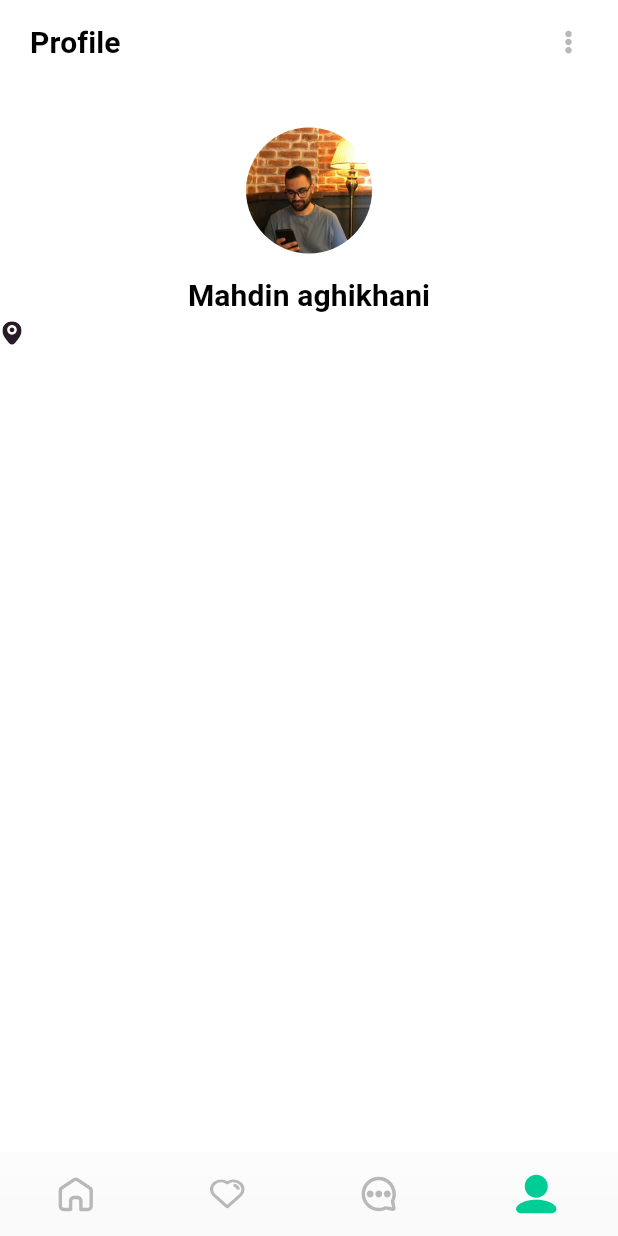
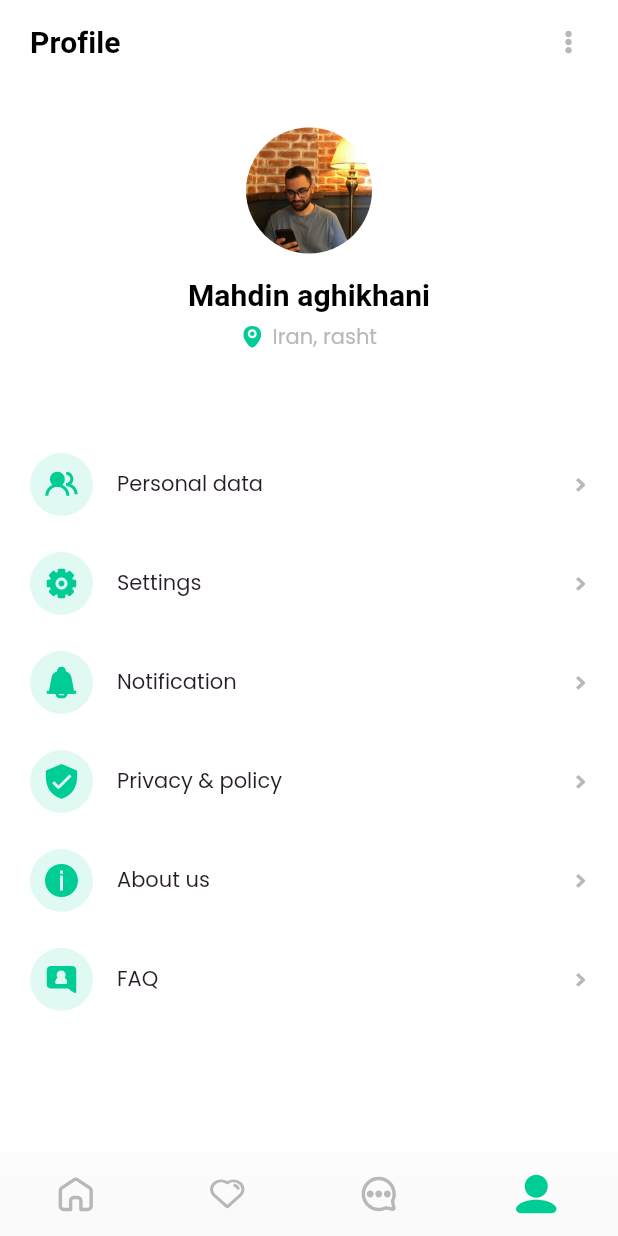
Before and after one commit to mahdinaghikhanii/realestate, a Flutter app: the screen it shows after launch, item 4 of the bottom bar chosen, on a phone screen of 412 x 824 dp. Run offline on Flutter 3.47's test engine with Material 2 defaults, Android fonts, the phone set to English and light mode, and no system bars; our stand-ins replace flutter_svg, loading_animation_widget.

Commit message:
finishid UI Profile

```diff
--- a/lib/config/constans.dart
+++ b/lib/config/constans.dart
@@ -0,0 +1 @@
+class Constans {}
--- a/lib/config/theme.dart
+++ b/lib/config/theme.dart
@@ -4,9 +4,14 @@ class ThemeConfig {
   static ThemeData themeData(bool isDarkTheme, context) {
     return ThemeData(
         splashColor: Colors.transparent,
+        iconTheme: const IconThemeData(color: Color(0xFF00CC96)),
         highlightColor: Colors.transparent,
         hoverColor: Colors.transparent,
         textTheme: TextTheme(
+          bodyText2: const TextStyle(
+              color: Color(0xFF271B27),
+              fontWeight: FontWeight.w500,
+              fontFamily: "Poppins"),
           subtitle2: TextStyle(
               color: isDarkTheme ? Colors.black : Colors.white,
               fontWeight: FontWeight.bold,
--- /dev/null
+++ b/lib/module/widgets/buildstyle.dart
@@ -0,0 +1,65 @@
+import 'package:flutter/material.dart';
+import 'package:flutter_svg/flutter_svg.dart';
+
+import '../extention/extention.dart';
+
+class BuildListTile extends StatelessWidget {
+  const BuildListTile(
+      {Key? key,
+      required this.visibilityArrowIcons,
+      required this.ontap,
+      required this.color,
+      required this.icon,
+      required this.title,
+      required this.trailing})
+      : super(key: key);
+  final String title, trailing;
+  final String icon;
+  final Color color;
+  final bool visibilityArrowIcons;
+  final Function() ontap;
+  @override
+  Widget build(BuildContext context) {
+    var borderRadius = const BorderRadius.all(Radius.circular(32));
+    return Padding(
+      padding: const EdgeInsets.only(bottom: 10),
+      child: ListTile(
+          shape: RoundedRectangleBorder(borderRadius: borderRadius),
+          contentPadding: const EdgeInsets.all(0),
+          leading: Container(
+            width: 42,
+            height: 42,
+            decoration: BoxDecoration(
+                shape: BoxShape.circle, color: color.withAlpha(30)),
+            child: Center(
+              child: SvgPicture.asset(
+                icon,
+                color: color,
+              ),
+            ),
+          ),
+          title: Text(title, style: context.textTheme.bodyText2),
+          trailing: SizedBox(
+            width: 90,
+            child: Row(
+              mainAxisAlignment: MainAxisAlignment.spaceBetween,
+              children: [
+                Text(trailing,
+                    style: context.textTheme.headline6
+                        ?.copyWith(color: Colors.grey.shade600, fontSize: 15)),
+                Visibility(
+                  visible: visibilityArrowIcons,
+                  child: SvgPicture.asset(
+                    "assets/svg/right.svg",
+                    width: 10,
+                    height: 10,
+                    color: const Color(0xFFB8B8B8),
+                  ),
+                ),
+              ],
+            ),
+          ),
+          onTap: ontap),
+    );
+  }
+}
--- a/lib/views/bottom_navigation_screan/user_profile.dart
+++ b/lib/views/bottom_navigation_screan/user_profile.dart
@@ -1,6 +1,8 @@
 import 'package:flutter/material.dart';
 import 'package:flutter_svg/flutter_svg.dart';
 import 'package:realestate/module/extention/extention.dart';
+
+import '../../module/widgets/buildstyle.dart';
 
 class UserProfile extends StatelessWidget {
   const UserProfile({Key? key}) : super(key: key);
@@ -33,7 +35,9 @@ class UserProfile extends StatelessWidget {
           title: Padding(
               padding: const EdgeInsets.only(left: 20),
               child: Text("Profile", style: context.textTheme.subtitle2))),
-      body: Column(
+      body: Padding(
+        padding: const EdgeInsets.symmetric(horizontal: 20),
+        child: Column(
           children: [
             const SizedBox(height: 27),
             const Center(
@@ -55,11 +59,69 @@ class UserProfile extends StatelessWidget {
             Text("Mahdin aghikhani", style: context.textTheme.subtitle2),
             const SizedBox(height: 6),
             Row(
+              mainAxisAlignment: MainAxisAlignment.center,
               children: [
-              SvgPicture.asset("assets/svg/location.svg", width: 16, height: 16)
+                SvgPicture.asset("assets/svg/location.svg",
+                    width: 15, height: 15, color: const Color(0xFF00CC96)),
+                const SizedBox(width: 6),
+                const Text('Iran, rasht',
+                    style: TextStyle(
+                        color: Color(0xFFB8B8B8),
+                        fontSize: 14,
+                        fontFamily: "Poppins"))
               ],
+            ),
+            const SizedBox(height: 60),
+            BuildListTile(
+              color: const Color(0xFF00CC96),
+              icon: "assets/svg/users_settings.svg",
+              ontap: () {},
+              trailing: '',
+              title: 'Personal data',
+              visibilityArrowIcons: true,
+            ),
+            BuildListTile(
+              color: const Color(0xFF00CC96),
+              icon: "assets/svg/setting.svg",
+              ontap: () {},
+              trailing: '',
+              title: 'Settings',
+              visibilityArrowIcons: true,
+            ),
+            BuildListTile(
+              color: const Color(0xFF00CC96),
+              icon: "assets/svg/notification.svg",
+              ontap: () {},
+              trailing: '',
+              title: 'Notification',
+              visibilityArrowIcons: true,
+            ),
+            BuildListTile(
+              color: const Color(0xFF00CC96),
+              icon: "assets/svg/shield.svg",
+              ontap: () {},
+              trailing: '',
+              title: 'Privacy & policy',
+              visibilityArrowIcons: true,
+            ),
+            BuildListTile(
+              color: const Color(0xFF00CC96),
+              icon: "assets/svg/info.svg",
+              ontap: () {},
+              trailing: '',
+              title: 'About us',
+              visibilityArrowIcons: true,
+            ),
+            BuildListTile(
+              color: const Color(0xFF00CC96),
+              icon: "assets/svg/faq.svg",
+              ontap: () {},
+              trailing: '',
+              title: 'FAQ',
+              visibilityArrowIcons: true,
             )
           ],
+        ),
       ),
     );
   }
```
Also changed, not shown: assets/svg/faq.svg (added), assets/svg/info.svg (added), assets/svg/notification.svg (added), assets/svg/setting.svg (added), assets/svg/shield.svg (added), assets/svg/users_settings.svg (added). Lines whose indentation alone changed are shown as unchanged.
